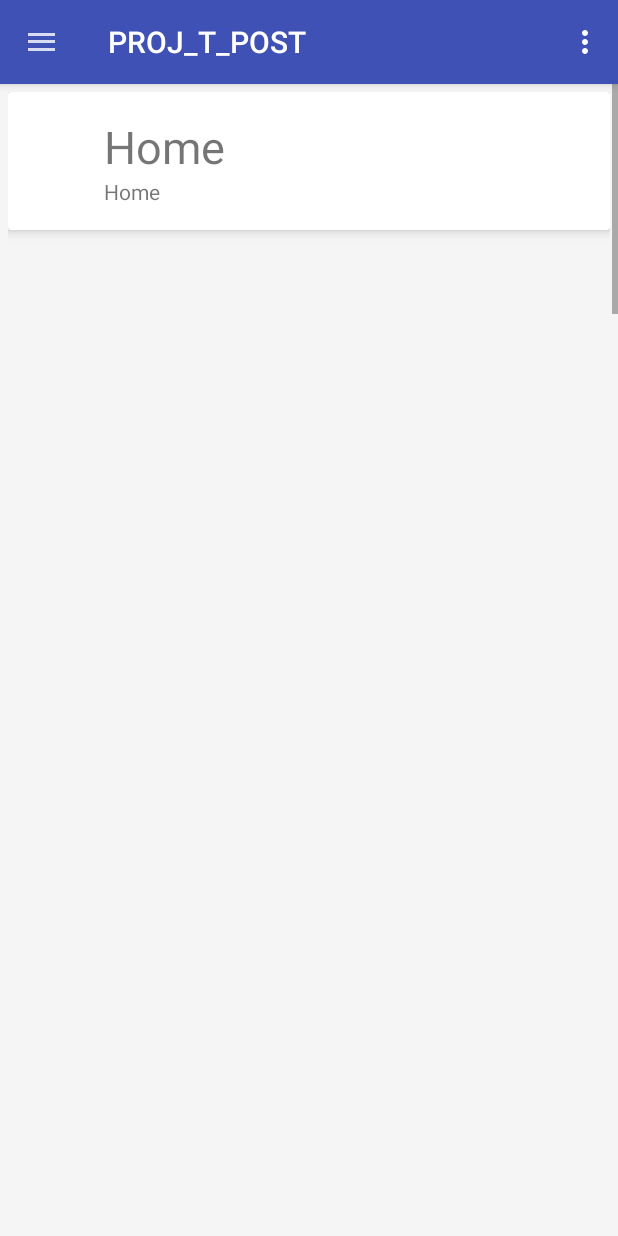
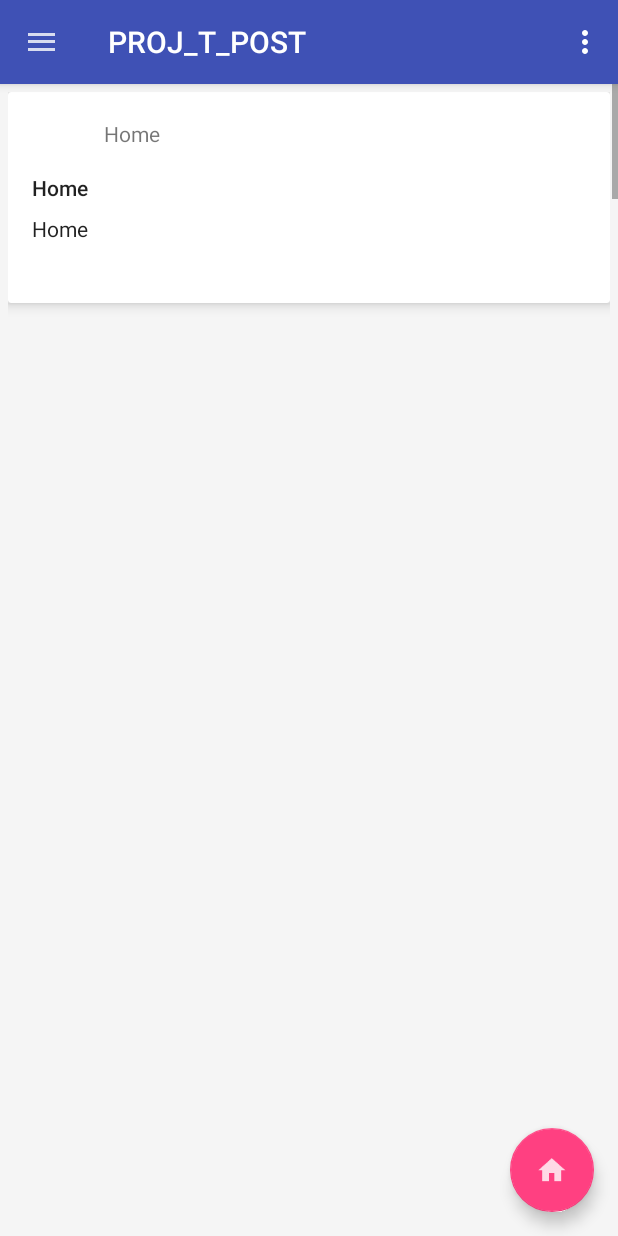
Before and after one commit to GamaX320/PROJ_T_POST, an Android app: the fragment HomeFragment placed in its activity, on a phone screen of 412 x 824 dp. Run offline under Robolectric (Android 15) with nearby library versions, the light colour scheme and no system bars; our stand-ins replace CircleImageView.

Commit message:
design home cardview information add floating action button

```diff
--- a/app/build.gradle
+++ b/app/build.gradle
@@ -28,4 +28,6 @@ dependencies {
     compile 'com.android.support:recyclerview-v7:21.0.+'
     //cardview library
     compile 'com.android.support:cardview-v7:21.0.+'
+    //circle imageview library
+    compile 'de.hdodenhof:circleimageview:1.3.0'
 }
--- a/app/src/main/java/com/tarpost/bryanty/proj_t_post/adapter/InformationAdapter.java
+++ b/app/src/main/java/com/tarpost/bryanty/proj_t_post/adapter/InformationAdapter.java
@@ -42,6 +42,7 @@ public class InformationAdapter extends RecyclerView.Adapter<InformationAdapter.
         Information currentItem= item.get(position);
 
         holder.userAvatar.setImageResource(currentItem.userAvatar);
+        holder.userName.setText(currentItem.userName);
         holder.title.setText(currentItem.title);
         holder.content.setText(currentItem.content);
     }
@@ -61,6 +62,7 @@ public class InformationAdapter extends RecyclerView.Adapter<InformationAdapter.
         public InformationViewHolder(View itemView) {
             super(itemView);
             userAvatar= (ImageView)itemView.findViewById(R.id.cardview_userAvatar);
+            userName= (TextView)itemView.findViewById(R.id.cardview_userName);
             title= (TextView)itemView.findViewById(R.id.cardview_title);
             content= (TextView)itemView.findViewById(R.id.cardview_content);
 
--- a/app/src/main/java/com/tarpost/bryanty/proj_t_post/fragment/HomeFragment.java
+++ b/app/src/main/java/com/tarpost/bryanty/proj_t_post/fragment/HomeFragment.java
@@ -59,13 +59,15 @@ public class HomeFragment extends Fragment {
     //get all drawer item data
     private List<Information> getData(){
         List<Information> item= new ArrayList<>();
-        int[] icons= {R.drawable.ic_home, R.drawable.ic_post, R.drawable.ic_bookmark, R.drawable.ic_subscription, R.drawable.ic_settings};
+        int[] icons= {R.drawable.ic_home, R.drawable.ic_post, R.drawable.ic_bookmark, R.drawable.ic_subscription, R.drawable.ic_settings +
+                R.drawable.ic_home, R.drawable.ic_post, R.drawable.ic_bookmark, R.drawable.ic_subscription, R.drawable.ic_settings,R.drawable.avatar};
         String[] titles= getResources().getStringArray(R.array.navigation_drawer_item);
         String[] content= getResources().getStringArray(R.array.navigation_drawer_item);
 
         for(int a=0; a< icons.length && a< titles.length; a++){
             Information currentItem= new Information();
             currentItem.userAvatar= icons[a];
+            currentItem.userName= titles[a];
             currentItem.title= titles[a];
             currentItem.content= content[a];
             item.add(currentItem);
--- a/app/src/main/res/layout/fragment_home.xml
+++ b/app/src/main/res/layout/fragment_home.xml
@@ -10,4 +10,12 @@
         android:layout_height="match_parent"
         android:scrollbars="vertical"/>
 
+    <!-- floating action button -->
+    <android.support.design.widget.FloatingActionButton
+        android:layout_width="wrap_content"
+        android:layout_height="wrap_content"
+        android:layout_gravity="end|bottom"
+        android:layout_margin="@dimen/floating_action_button_margin"
+        android:src="@drawable/ic_home_big"
+        />
 </FrameLayout>
--- a/app/src/main/res/layout/row_card_information.xml
+++ b/app/src/main/res/layout/row_card_information.xml
@@ -14,37 +14,69 @@
         cardview:cardCornerRadius="2dp"
         cardview:cardElevation="5dp">
 
-        <RelativeLayout
+        <LinearLayout xmlns:android="http://schemas.android.com/apk/res/android"
             android:layout_width="match_parent"
             android:layout_height="wrap_content"
-            android:padding="16dp">
+            android:paddingLeft="16dp"
+            android:paddingRight="16dp"
+            android:paddingTop="8dp"
+            android:paddingBottom="8dp"
+            android:gravity="center_vertical">
 
-        <ImageView
-            android:id="@+id/cardview_userAvatar"
-            android:layout_width="wrap_content"
+            <de.hdodenhof.circleimageview.CircleImageView
+                xmlns:app="http://schemas.android.com/apk/res-auto"
+                android:id="@+id/cardview_userAvatar"
+                android:layout_width="@dimen/list_avatar_size"
+                android:layout_height="@dimen/list_avatar_size"
+                android:src="@drawable/avatar"
+                app:border_width="1dp"
+                app:border_color="#FFFFFFFF"
+                android:layout_alignParentLeft="true"
+                android:layout_alignParentTop="true"/>
+
+            <TextView
+                android:id="@+id/cardview_userName"
+                android:layout_width="match_parent"
+                android:layout_height="wrap_content"
+                android:layout_alignParentTop="true"
+                android:layout_toRightOf="@+id/cardview_userAvatar"
+                android:textSize="14sp"
+                android:paddingLeft="8dp"
+                android:text="username" />
+
+        </LinearLayout>
+
+      <LinearLayout
+            android:layout_width="match_parent"
             android:layout_height="wrap_content"
-            android:layout_alignParentLeft="true"
-            android:layout_alignParentTop="true"
-            android:layout_marginRight="16dp"
-            android:src="@mipmap/ic_launcher" />
+            android:orientation="vertical"
+            android:paddingTop="54dp"
+            android:paddingLeft="16dp"
+            android:paddingRight="16dp"
+            android:paddingBottom="8dp">
 
         <TextView
             android:id="@+id/cardview_title"
-            android:layout_width="wrap_content"
+            android:layout_width="match_parent"
             android:layout_height="wrap_content"
             android:layout_alignParentTop="true"
-            android:layout_toRightOf="@+id/cardview_userAvatar"
             android:text="Here the title"
-            android:textSize="30dp" />
+            android:textSize="14sp"
+            android:textAppearance="@style/TextAppearance.AppCompat.Title"/>
 
         <TextView
             android:id="@+id/cardview_content"
-            android:layout_width="wrap_content"
+            android:layout_width="match_parent"
             android:layout_height="wrap_content"
+            android:paddingTop="8dp"
             android:layout_below="@+id/cardview_title"
-            android:layout_toRightOf="@+id/cardview_userAvatar"
-            android:text="Here the content" />
+            android:text="Here the content"
+            android:textSize="14sp"
+            android:textAppearance="@style/TextAppearance.AppCompat.Body1"
+            android:maxLines="3"
+            android:lines="3"
+            android:ellipsize="end"/>
+        </LinearLayout>
 
-        </RelativeLayout>
     </android.support.v7.widget.CardView>
 </LinearLayout>
--- a/app/src/main/res/values/dimens.xml
+++ b/app/src/main/res/values/dimens.xml
@@ -2,4 +2,6 @@
     <!-- Default screen margins, per the Android Design guidelines. -->
     <dimen name="activity_horizontal_margin">16dp</dimen>
     <dimen name="activity_vertical_margin">16dp</dimen>
+    <dimen name="floating_action_button_margin">16dp</dimen>
+    <dimen name="list_avatar_size">40dp</dimen>
 </resources>
--- a/app/src/main/res/values/strings.xml
+++ b/app/src/main/res/values/strings.xml
@@ -16,6 +16,12 @@
         <item>Bookmarks</item>
         <item>Subscriptions</item>
         <item>Settings</item>
+        <item>Home</item>
+        <item>My Posts</item>
+        <item>Bookmarks</item>
+        <item>Subscriptions</item>
+        <item>Settings</item>
+        <item>Ali baba</item>
     </string-array>
 
 <!-- TODO: Remove or change this placeholder text -->
```
Also changed, not shown: app/src/main/ic_home_temp-web.png (added), app/src/main/res/drawable-xxhdpi/avatar.png (added), app/src/main/res/mipmap-xxxhdpi/ic_home_temp.png (added), 1 other file.
